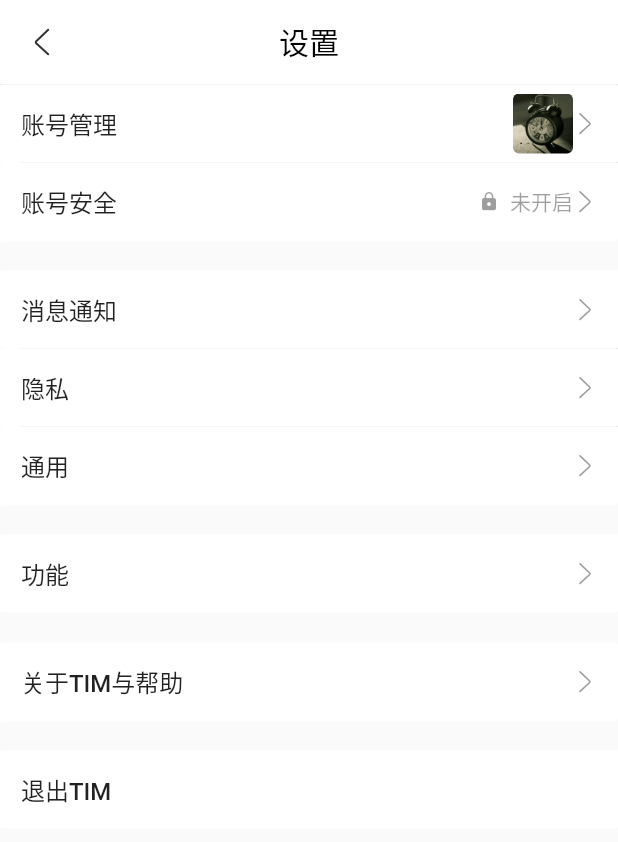
After one commit to cscxj/tim, a Flutter app: the SettingPage screen opened directly, on a phone screen of 412 x 824 dp. The commit adds this screen. Shown: the top 842 px of the screen. Run offline on Flutter 3.47's test engine with Material 2 defaults, Android fonts, the phone set to English and light mode, and no system bars; our stand-ins replace dio, flutter_easyrefresh, flutter_svg, fluttertoast, sticky_headers; missing offline and left inert: rongcloud_im_plugin.

Commit message:
setting page

```diff
--- a/lib/pages/chat_page.dart
+++ b/lib/pages/chat_page.dart
@@ -14,6 +14,7 @@ import 'package:flutter_tim/pages/chat_page/chat_message_view.dart';
 import 'package:flutter_tim/state/conversation_state.dart';
 import 'package:flutter_tim/state/message_state.dart';
 import 'package:flutter_tim/state/user_state.dart';
+import 'package:flutter_tim/widgets/scroll_return_page.dart';
 import 'package:provider/provider.dart';
 import 'dart:convert' as cv;
 
@@ -50,11 +51,10 @@ class _ChatPageState extends State<ChatPage> {
 
   void sendMessage(String msg, ConversationEntity conv) {
     //Client.channel.sink.add(msg + '/' + conv.objectId.toString());
-    MessageEntity message = MessageEntity(
-        time: DateTime.now(),
-        content: msg,
-        isMeSend: true);
-    Provider.of<ConversationState>(context,listen: false).pushMessage(message,conv.objectId);
+    MessageEntity message =
+        MessageEntity(time: DateTime.now(), content: msg, isMeSend: true);
+    Provider.of<ConversationState>(context, listen: false)
+        .pushMessage(message, conv.objectId);
 
     setState(() {});
     _scrollController.animateTo(.0,
@@ -125,12 +125,7 @@ class _ChatPageState extends State<ChatPage> {
       }
     });
 
-    return GestureDetector(
-      onHorizontalDragEnd: (d) {
-        if (d.velocity.pixelsPerSecond.dx > 0) {
-          Navigator.pop(context);
-        }
-      },
+    return ScrollReturnPage(
       child: Scaffold(
           resizeToAvoidBottomPadding: true,
           appBar: ChatAppBar(
--- a/lib/pages/login_page.dart
+++ b/lib/pages/login_page.dart
@@ -13,6 +13,7 @@ import 'package:fluttertoast/fluttertoast.dart';
 import 'dart:convert' as cv;
 
 import 'package:provider/provider.dart';
+import 'package:rongcloud_im_plugin/rongcloud_im_plugin.dart';
 
 class LoginPage extends StatefulWidget {
   @override
@@ -92,6 +93,8 @@ class _LoginPageState extends State<LoginPage> with TickerProviderStateMixin {
         return;
       }
 
+
+      //测试
       Navigator.pushAndRemoveUntil(context,
           new PageRouteBuilder(pageBuilder: (_, anim1, anim2) {
         return FadeTransition(
@@ -99,6 +102,8 @@ class _LoginPageState extends State<LoginPage> with TickerProviderStateMixin {
           child: HomePage(),
         );
       }), (route) => route == null);
+
+
       // Response<String> response = await _dio.post(Api.login, queryParameters: {
       //   'username': _userInputController.text,
       //   'password': _pwdInputController.text
--- /dev/null
+++ b/lib/pages/setting_page.dart
@@ -0,0 +1,103 @@
+import 'package:flutter/material.dart';
+import 'package:flutter_svg/flutter_svg.dart';
+import 'package:flutter_tim/pages/setting_page/setting_item.dart';
+import 'package:flutter_tim/widgets/scroll_return_page.dart';
+
+class SettingPage extends StatefulWidget {
+  @override
+  _SettingPageState createState() => _SettingPageState();
+}
+
+class _SettingPageState extends State<SettingPage> {
+  @override
+  Widget build(BuildContext context) {
+    return ScrollReturnPage(
+      child: Scaffold(
+        appBar: AppBar(
+          backgroundColor: Colors.white,
+          title: Text(
+            '设置',
+            style: TextStyle(color: Colors.black),
+          ),
+          leading: UnconstrainedBox(
+            child: InkWell(
+              onTap: () {
+                Navigator.pop(context);
+              },
+              child: SvgPicture.asset(
+                'assets/svg/tim_arrow_left.svg',
+                width: 20,
+                color: Color(0xff333333),
+              ),
+            ),
+          ),
+          centerTitle: true,
+          elevation: 0,
+        ),
+        body: Column(
+          children: <Widget>[
+            Divider(
+              thickness: .4,
+              height: .4,
+            ),
+            Expanded(
+                child: SingleChildScrollView(
+              physics: BouncingScrollPhysics(
+                  parent: AlwaysScrollableScrollPhysics()),
+              child: Column(
+                children: <Widget>[
+                  SettingItem(
+                    title: '账号管理',
+                    content: ClipRRect(
+                      borderRadius: BorderRadius.circular(4),
+                      child: Image.asset(
+                        'assets/touXiang.jpg',
+                        width: 40,
+                      ),
+                    ),
+                  ),
+                  SettingItem(
+                    title: '账号安全',
+                    isLast: true,
+                    content: Row(
+                      children: <Widget>[
+                        Icon(
+                          Icons.lock,
+                          size: 14,
+                          color: Colors.black38,
+                        ),
+                        Text(
+                          '  未开启',
+                          style: TextStyle(color: Colors.black38),
+                        )
+                      ],
+                    ),
+                  ),
+                  SettingItem(title: '消息通知'),
+                  SettingItem(title: '隐私'),
+                  SettingItem(
+                    title: '通用',
+                    isLast: true,
+                  ),
+                  SettingItem(
+                    title: '功能',
+                    isLast: true,
+                  ),
+                  SettingItem(
+                    title: '关于TIM与帮助',
+                    isLast: true,
+                  ),
+                  SettingItem(
+                    title: '退出TIM',
+                    isLast: true,
+                    type: SettingItemType.none,
+                  )
+                ],
+              ),
+            ))
+          ],
+        ),
+      ),
+    );
+  }
+}
--- /dev/null
+++ b/lib/pages/setting_page/setting_item.dart
@@ -0,0 +1,107 @@
+import 'package:flutter/material.dart';
+import 'package:flutter_svg/svg.dart';
+import 'package:flutter_tim/widgets/enter_exit_route.dart';
+
+class SettingItem extends StatefulWidget {
+  /// 设置项的标题
+  final String title;
+
+  /// 设置项的内容
+  final Widget content;
+  // 设置项的类型，可能是打开到下一页，可能是一个切换按钮，也可能什么都没有
+  final SettingItemType type;
+
+  /// 配合type使用，如果type为SettingItemType.toggle，则需要这么值，默认为false
+  final bool value;
+
+  /// 配合type使用，如果type为nav，则在这里传入要跳转的下一页
+  final Widget nextPage;
+
+  /// 配合type使用，乳沟type为none，这用此参数指定点击事件
+  final Function onPress;
+
+  /// 是否为结束项，结束项没有下划线，有外边距
+  final bool isLast;
+
+  const SettingItem(
+      {Key key,
+      @required this.title,
+      this.content,
+      this.type: SettingItemType.nav,
+      this.value: false,
+      this.nextPage,
+      this.onPress,
+      this.isLast: false})
+      : super(key: key);
+  @override
+  _SettingItemState createState() => _SettingItemState();
+}
+
+class _SettingItemState extends State<SettingItem> {
+  bool _isEnable = false;
+
+  @override
+  Widget build(BuildContext context) {
+    Widget right = Container();
+    switch (widget.type) {
+      case SettingItemType.nav:
+        right = SvgPicture.asset(
+          'assets/svg/tim_arrow_right.svg',
+          width: 16,
+          color: Colors.black38,
+        );
+        break;
+      case SettingItemType.toggle:
+        right = Switch(value: _isEnable, onChanged: (value) {});
+        break;
+      default:
+        right = Container();
+    }
+
+    return Column(
+      children: <Widget>[
+        FlatButton(
+          color: Colors.white,
+          padding: EdgeInsets.symmetric(horizontal: 14),
+          materialTapTargetSize: MaterialTapTargetSize.shrinkWrap,
+          onPressed: () {
+            if (widget.nextPage != null && widget.type == SettingItemType.nav) {
+              Navigator.push(context,
+                  EnterExitRoute(enterPage: widget.nextPage, exitPage: widget));
+            } else if (widget.type == SettingItemType.toggle) {
+              setState(() {
+                _isEnable = !_isEnable;
+              });
+            } else if (widget.onPress != null &&
+                widget.type == SettingItemType.none) {
+              widget.onPress();
+            }
+          },
+          child: SizedBox(
+            height: 52,
+            child: Row(
+              children: <Widget>[
+                Expanded(
+                    child: Text(
+                  widget.title ?? "",
+                  style: TextStyle(fontSize: 16),
+                )),
+                widget.content ?? Container(),
+                right
+              ],
+            ),
+          ),
+        ),
+        widget.isLast
+            ? Padding(padding: EdgeInsets.only(top: 20))
+            : Divider(
+                height: 0,
+                thickness: .4,
+                indent: 14,
+              )
+      ],
+    );
+  }
+}
+
+enum SettingItemType { toggle, nav, none }
--- a/lib/pages/work_page.dart
+++ b/lib/pages/work_page.dart
@@ -1,9 +1,11 @@
 import 'package:flutter/cupertino.dart';
 import 'package:flutter/material.dart';
 import 'package:flutter_svg/flutter_svg.dart';
+import 'package:flutter_tim/pages/setting_page.dart';
 import 'package:flutter_tim/pages/user_info_page.dart';
 import 'package:flutter_tim/state/user_state.dart';
 import 'package:flutter_tim/widgets/clip_trapezoid.dart';
+import 'package:flutter_tim/widgets/enter_exit_route.dart';
 import 'package:provider/provider.dart';
 
 class WorkPage extends StatefulWidget {
@@ -53,8 +55,16 @@ class _WorkPageState extends State<WorkPage> {
             title: Text('办公'),
             centerTitle: true,
             actions: <Widget>[
-              SvgPicture.asset('assets/svg/tim_setting.svg',
-                  width: 40.0, color: Colors.white),
+              InkWell(
+                onTap: () {
+                  Navigator.push(
+                      context,
+                      EnterExitRoute(
+                          enterPage: SettingPage(), exitPage: this.widget));
+                },
+                child: SvgPicture.asset('assets/svg/tim_setting.svg',
+                    width: 40.0, color: Colors.white),
+              ),
             ],
           ),
           preferredSize: Size.fromHeight(48)),
@@ -92,7 +102,7 @@ class _WorkPageState extends State<WorkPage> {
                           Padding(
                             padding: EdgeInsets.only(left: 20),
                             child: Text(
-                               Provider.of<UserState>(context).username,
+                              Provider.of<UserState>(context).username,
                               style:
                                   TextStyle(color: Colors.white.withAlpha(125)),
                             ),
@@ -120,14 +130,14 @@ class _WorkPageState extends State<WorkPage> {
                           onTap: () {
                             // 跳转页面
                             //Navigator.pushNamed(context, 'user_info_page');
-                            Navigator.push(
-                                context,
-                                PageRouteBuilder(pageBuilder: (_,anim1,anim2){
-                                  return UserInfoPage();
-                                }));
+                            Navigator.push(context, PageRouteBuilder(
+                                pageBuilder: (_, anim1, anim2) {
+                              return UserInfoPage();
+                            }));
                           },
                           child: ClipOval(
-                            child: Image.asset(Provider.of<UserState>(context).picture),
+                            child: Image.asset(
+                                Provider.of<UserState>(context).picture),
                           ),
                         ),
                       ),
--- /dev/null
+++ b/lib/widgets/scroll_return_page.dart
@@ -0,0 +1,19 @@
+import 'package:flutter/material.dart';
+
+class ScrollReturnPage extends StatelessWidget {
+  final Widget child;
+
+  const ScrollReturnPage({Key key, this.child}) : super(key: key);
+
+  @override
+  Widget build(BuildContext context) {
+    return GestureDetector(
+      onHorizontalDragEnd: (d) {
+        if (d.velocity.pixelsPerSecond.dx > 0) {
+          Navigator.pop(context);
+        }
+      },
+      child: child,
+    );
+  }
+}
--- a/pubspec.yaml
+++ b/pubspec.yaml
@@ -27,6 +27,7 @@ dependencies:
   dio: ^3.0.9
   fluttertoast: ^4.0.0
   provider: ^4.0.4
+  rongcloud_im_plugin: ^2.0.0+1
   web_socket_channel: ^1.1.0
 
   # The following adds the Cupertino Icons font to your application.
```
Also changed, not shown: pubspec.lock.
